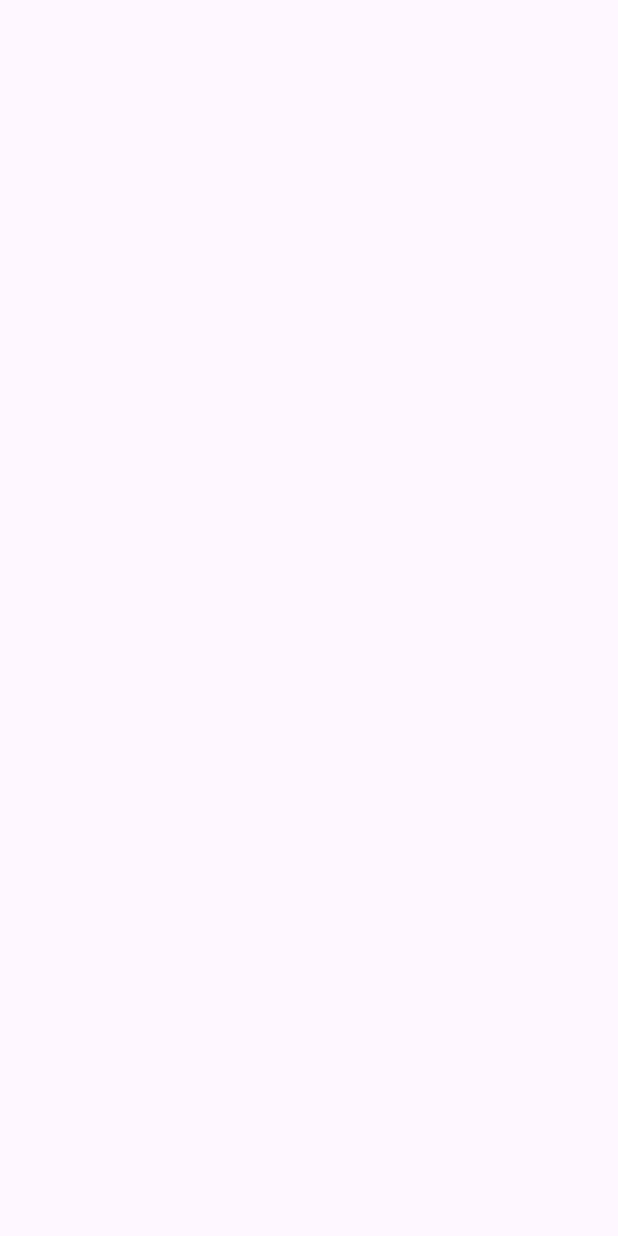
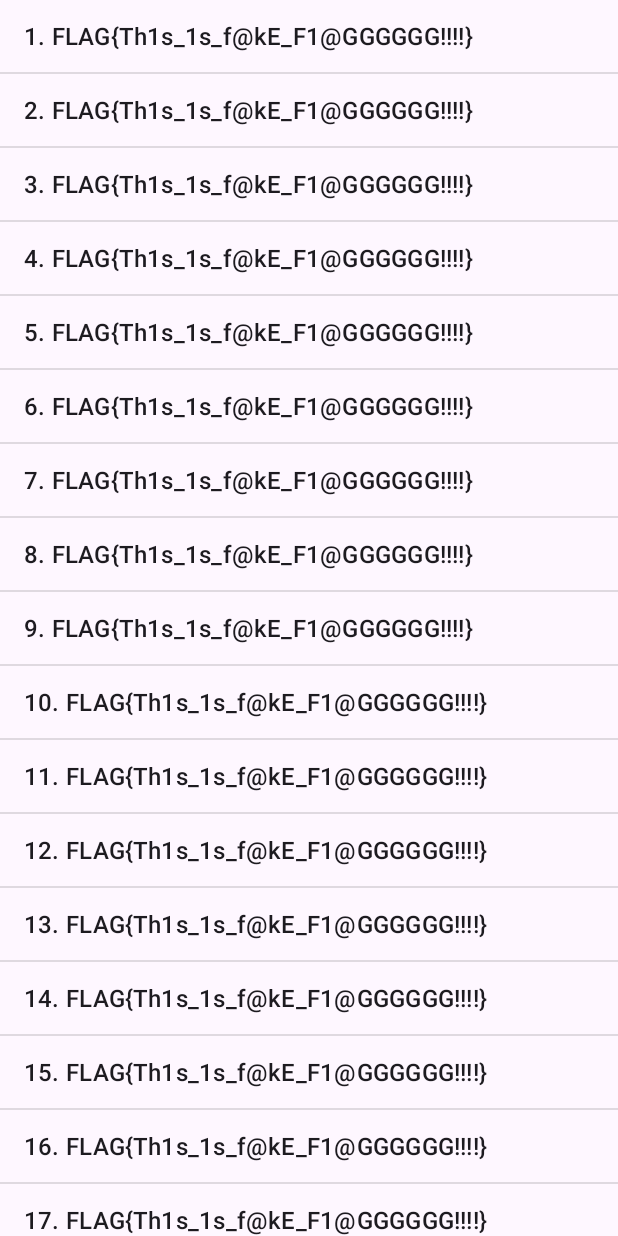
Before and after one commit to Z3r0c0k3/dukyoung-app-development, an Android app: the screen it shows after launch (MainActivity), on a phone screen of 412 x 824 dp. Before the commit the screen is empty. Run offline under Robolectric (Android 15) with nearby library versions, the phone set to English and light mode, and no system bars.

Commit message:
옥지 정신 차려라

```diff
--- a/Kiosk/app/src/main/java/kr/hs/data/kiosk/MainActivity.java
+++ b/Kiosk/app/src/main/java/kr/hs/data/kiosk/MainActivity.java
@@ -2,6 +2,10 @@ package kr.hs.data.kiosk;
 
 import androidx.appcompat.app.AppCompatActivity;
 import android.os.Bundle;
+import android.widget.ArrayAdapter;
+import android.widget.ListView;
+
+import kotlin.collections.UArraySortingKt;
 
 public class MainActivity extends AppCompatActivity {
 
@@ -9,5 +13,13 @@ public class MainActivity extends AppCompatActivity {
     protected void onCreate(Bundle savedInstanceState) {
         super.onCreate(savedInstanceState);
         setContentView(R.layout.activity_main);
+
+        String[] items = new String[30];
+        for (int i = 0; i < items.length ; i++) items[i] = (i+1) + ". FLAG{Th1s_1s_f@kE_F1@GGGGGG!!!!}";
+
+        ListView listView = findViewById( R.id.listView );
+        ArrayAdapter arrayAdapter = new ArrayAdapter(this, android.R.layout.simple_list_item_1, items);
+        listView.setAdapter(arrayAdapter);
+
     }
 }
--- a/Kiosk/app/src/main/res/layout/activity_main.xml
+++ b/Kiosk/app/src/main/res/layout/activity_main.xml
@@ -7,10 +7,13 @@
     android:layout_height="match_parent"
     tools:context=".MainActivity">
 
-    <LinearLayout
+        <LinearLayout
         android:layout_width="match_parent"
         android:layout_height="match_parent">
 
+            <ListView
+            android:id="@+id/listView"
+            android:layout_width="match_parent"
+            android:layout_height="match_parent" />
     </LinearLayout>
-
   </androidx.constraintlayout.widget.ConstraintLayout>
```
Also changed, not shown: Kiosk/app/src/main/java/kr/hs/data/kiosk/Beverage.java (added, +15 -0 lines), Kiosk/app/src/main/java/kr/hs/data/kiosk/Coffee.java (added, +17 -0 lines), Kiosk/app/src/main/java/kr/hs/data/kiosk/Menu.java (added, +19 -0 lines), 3 other files.
